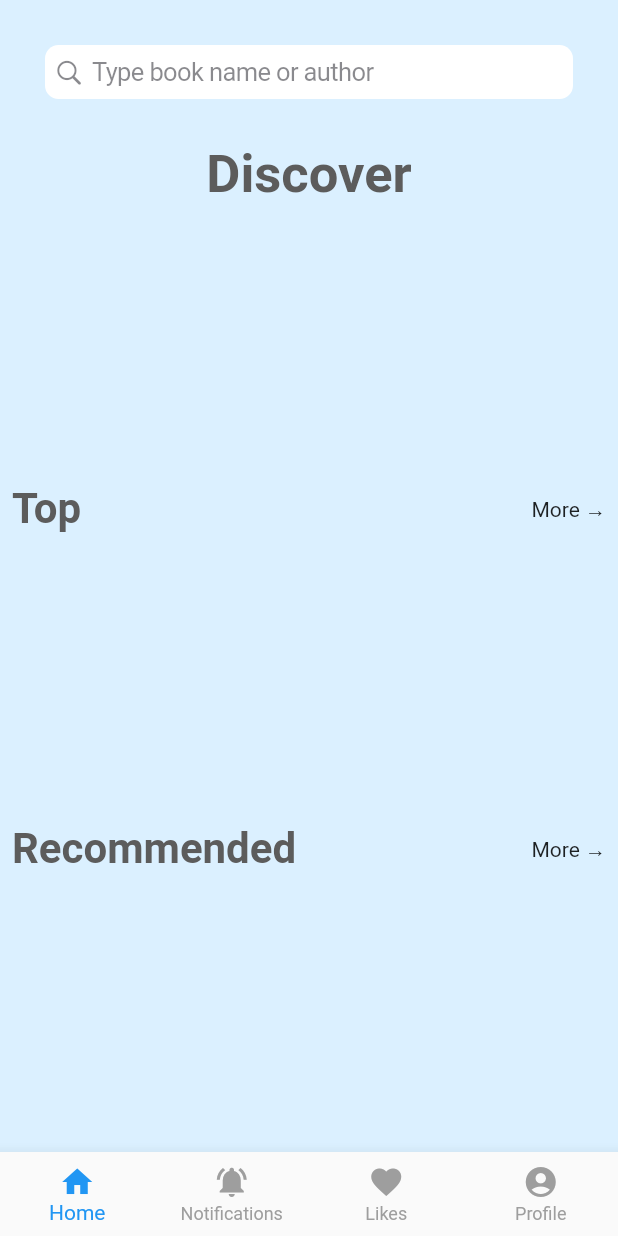
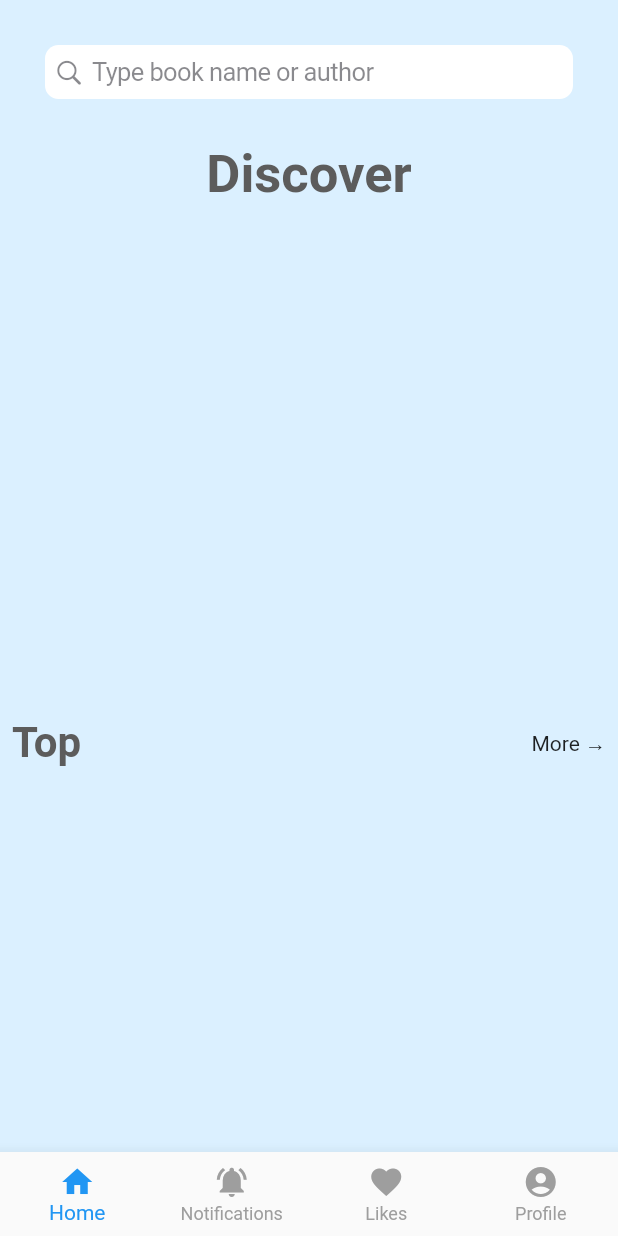
Before and after one commit to joelpjoji/bookstore, a Flutter app: the screen it shows after launch, on a phone screen of 412 x 824 dp. Run offline on Flutter 3.47's test engine with Material 2 defaults, Android fonts, the phone set to English and light mode, and no system bars; our stand-ins replace carousel_slider, cloud_firestore, firebase_core, getwidget; accounts and stored records are empty.

Commit message:
fixed flex

```diff
--- a/lib/Home.dart
+++ b/lib/Home.dart
@@ -25,9 +25,8 @@ class _HomeState extends State<Home> {
   Widget build(BuildContext context) {
     return SafeArea(
       child: Scaffold(
-
         backgroundColor: Color.fromRGBO(219, 240, 255, 5),
-        body: pages[currentScreen],
+        body: Center(child: pages[currentScreen]),
         bottomNavigationBar: BottomNavigationBar(
           type: BottomNavigationBarType.fixed,
           currentIndex: currentScreen,
--- a/lib/Screens/HomeScreen.dart
+++ b/lib/Screens/HomeScreen.dart
@@ -23,7 +23,10 @@ class _HomeScreenState extends State<HomeScreen> {
 
   @override
   Widget build(BuildContext context) {
-    return Column(
+    return SingleChildScrollView(
+      child: SizedBox(
+        height: MediaQuery.of(context).size.height * 1.5,
+        child: Column(
           children: [
             SearchBar(),
             const Text(
@@ -70,14 +73,14 @@ class _HomeScreenState extends State<HomeScreen> {
                                     margin: EdgeInsets.only(
                                       left: 20,
                                     ),
-                                width: 300,
+                                    width: 200,
                                     height: 50,
                                     decoration: BoxDecoration(
                                       borderRadius: BorderRadius.circular(15),
                                       color: Colors.black12,
                                       image: DecorationImage(
-                                    image:
-                                        NetworkImage(documentSnapshot['image']),
+                                        image: NetworkImage(
+                                            documentSnapshot['image']),
                                         fit: BoxFit.cover,
                                       ),
                                     ),
@@ -115,6 +118,7 @@ class _HomeScreenState extends State<HomeScreen> {
               ],
             ),
             Flexible(
+              flex: 1,
               child: StreamBuilder(
                 stream: _booklist.snapshots(),
                 builder: (context, AsyncSnapshot<QuerySnapshot> snapshot) {
@@ -135,23 +139,24 @@ class _HomeScreenState extends State<HomeScreen> {
                                     context,
                                     MaterialPageRoute(
                                         builder: (context) => ItemsDetails(
-                                        documentSnapshot: documentSnapshot)));
+                                            documentSnapshot:
+                                                documentSnapshot)));
                               },
                               child: SizedBox(
                                 width: 160,
-                            height: 290,
+                                height: 300,
                                 child: GFCard(
                                   color: Color.fromARGB(255, 234, 246, 255),
                                   padding: const EdgeInsets.symmetric(
                                       horizontal: 0, vertical: 5),
-                              borderRadius:
-                                  BorderRadius.all(Radius.elliptical(20, 90)),
+                                  borderRadius: BorderRadius.all(
+                                      Radius.elliptical(20, 90)),
                                   boxFit: BoxFit.fill,
                                   titlePosition: GFPosition.end,
                                   image: Image.network(
                                     documentSnapshot['image'],
-                                height:
-                                    MediaQuery.of(context).size.height * 0.2,
+                                    height: MediaQuery.of(context).size.height *
+                                        0.2,
                                     width: MediaQuery.of(context).size.width,
                                     fit: BoxFit.scaleDown,
                                   ),
@@ -160,7 +165,8 @@ class _HomeScreenState extends State<HomeScreen> {
                                     margin: const EdgeInsets.all(0),
                                     padding: const EdgeInsets.all(0),
                                     titleText: documentSnapshot['title'],
-                                subTitleText: 'by' + documentSnapshot['author'],
+                                    subTitleText:
+                                        'by' + documentSnapshot['author'],
                                   ),
                                 ),
                               ),
@@ -193,6 +199,7 @@ class _HomeScreenState extends State<HomeScreen> {
               ],
             ),
             Flexible(
+              flex: 1,
               child: StreamBuilder(
                 stream: _booklist.snapshots(),
                 builder: (context, AsyncSnapshot<QuerySnapshot> snapshot) {
@@ -214,23 +221,25 @@ class _HomeScreenState extends State<HomeScreen> {
                                       context,
                                       MaterialPageRoute(
                                           builder: (context) => ItemsDetails(
-                                          documentSnapshot: documentSnapshot)));
+                                              documentSnapshot:
+                                                  documentSnapshot)));
                                 },
                                 child: SizedBox(
                                   width: 160,
-                              height: 290,
+                                  height: 300,
                                   child: GFCard(
                                     color: Color.fromARGB(255, 234, 246, 255),
                                     padding: const EdgeInsets.symmetric(
                                         horizontal: 0, vertical: 5),
-                                borderRadius:
-                                    BorderRadius.all(Radius.elliptical(20, 90)),
+                                    borderRadius: BorderRadius.all(
+                                        Radius.elliptical(20, 90)),
                                     boxFit: BoxFit.fill,
                                     titlePosition: GFPosition.end,
                                     image: Image.network(
                                       documentSnapshot['image'],
                                       height:
-                                      MediaQuery.of(context).size.height * 0.2,
+                                          MediaQuery.of(context).size.height *
+                                              0.2,
                                       width: MediaQuery.of(context).size.width,
                                       fit: BoxFit.scaleDown,
                                     ),
@@ -257,6 +266,8 @@ class _HomeScreenState extends State<HomeScreen> {
               ),
             ),
           ],
+        ),
+      ),
     );
   }
 }
```
Lines whose indentation alone changed are shown as unchanged.
